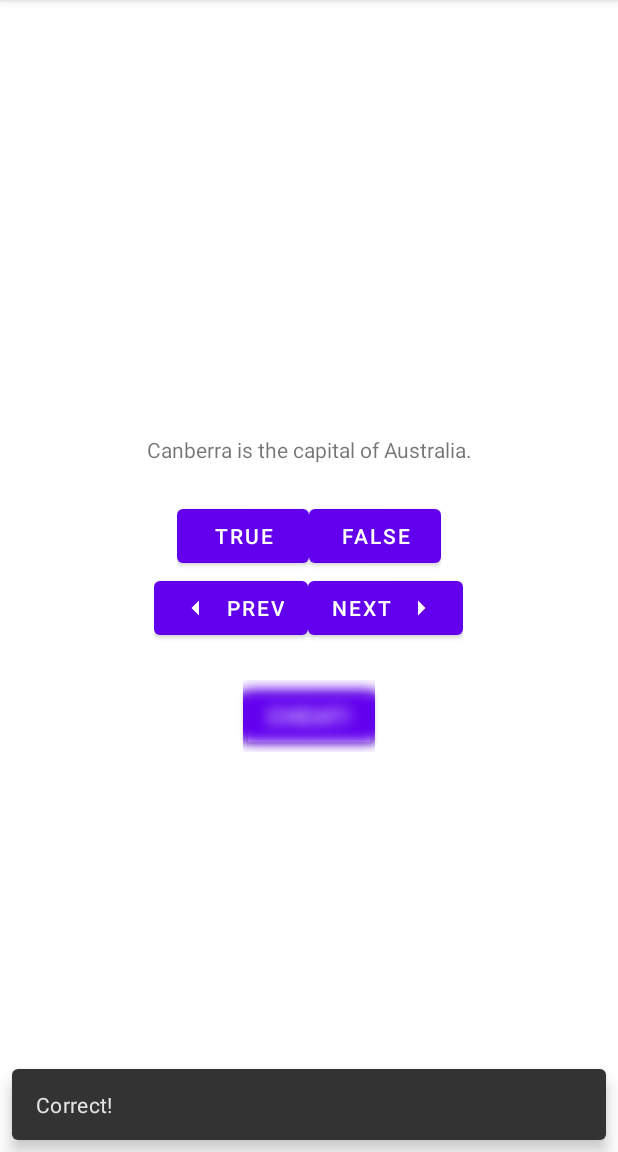
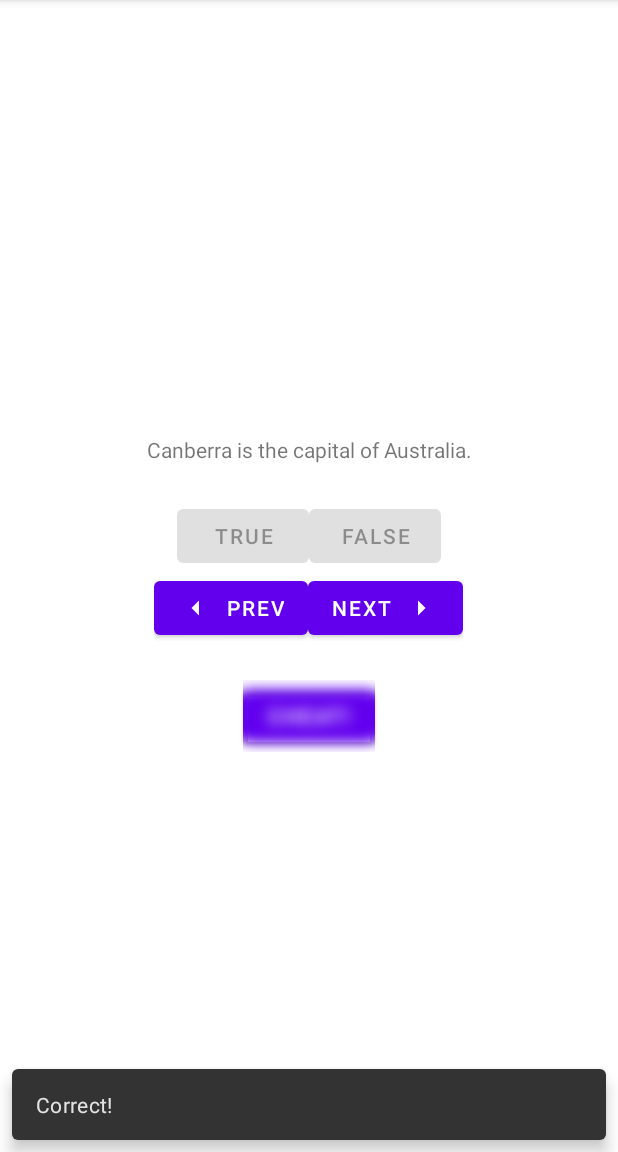
Before and after one commit to otaldoandre/GeoQuiz-App, an Android app: the screen it shows after launch (MainActivity), after a tap on "TRUE", on a phone screen of 412 x 824 dp, the part 84-1236 px from its top. Run offline under Robolectric (Android 15) with nearby library versions, the phone set to English and light mode, and no system bars.

```diff
--- a/app/src/main/java/com/bignerdranch/android/geoquiz/MainActivity.kt
+++ b/app/src/main/java/com/bignerdranch/android/geoquiz/MainActivity.kt
@@ -45,14 +45,17 @@ class MainActivity : AppCompatActivity() {
         // this is a listener. event listener
         binding.trueButton.setOnClickListener { view: View ->
             checkAnswer(true)
+            changeButtonState("disable")
         }
 
         binding.falseButton.setOnClickListener { view: View ->
             checkAnswer(false)
+            changeButtonState("disable")
         }
 
         binding.nextButton.setOnClickListener {
             quizViewModel.moveToNext()
+            changeButtonState("enable")
             updateQuestion()
         }
 
@@ -116,6 +119,17 @@ class MainActivity : AppCompatActivity() {
         }
     }
 
+    private fun changeButtonState(state: String) {
+        if (state == "enable") {
+            binding.trueButton.isEnabled = true
+            binding.falseButton.isEnabled = true
+
+        } else if (state == "disable") {
+            binding.trueButton.isEnabled = false
+            binding.falseButton.isEnabled = false
+        }
+    }
+
     @RequiresApi(Build.VERSION_CODES.S)
     private fun blurCheatButton() {
         val effect = RenderEffect.createBlurEffect(
```
